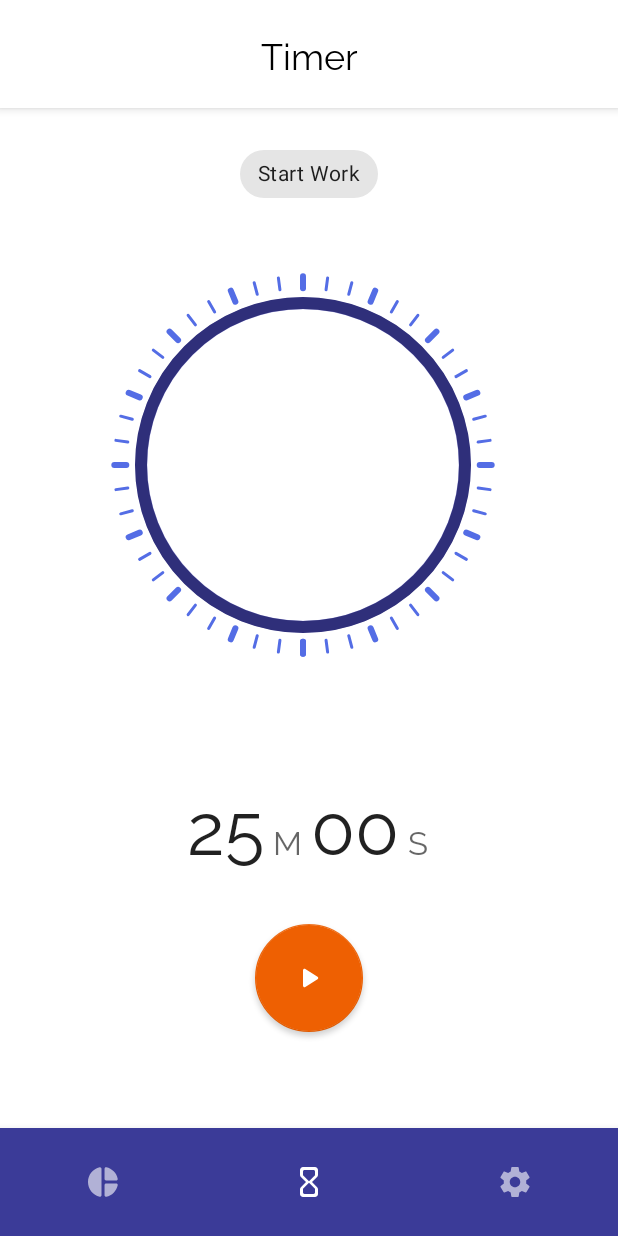
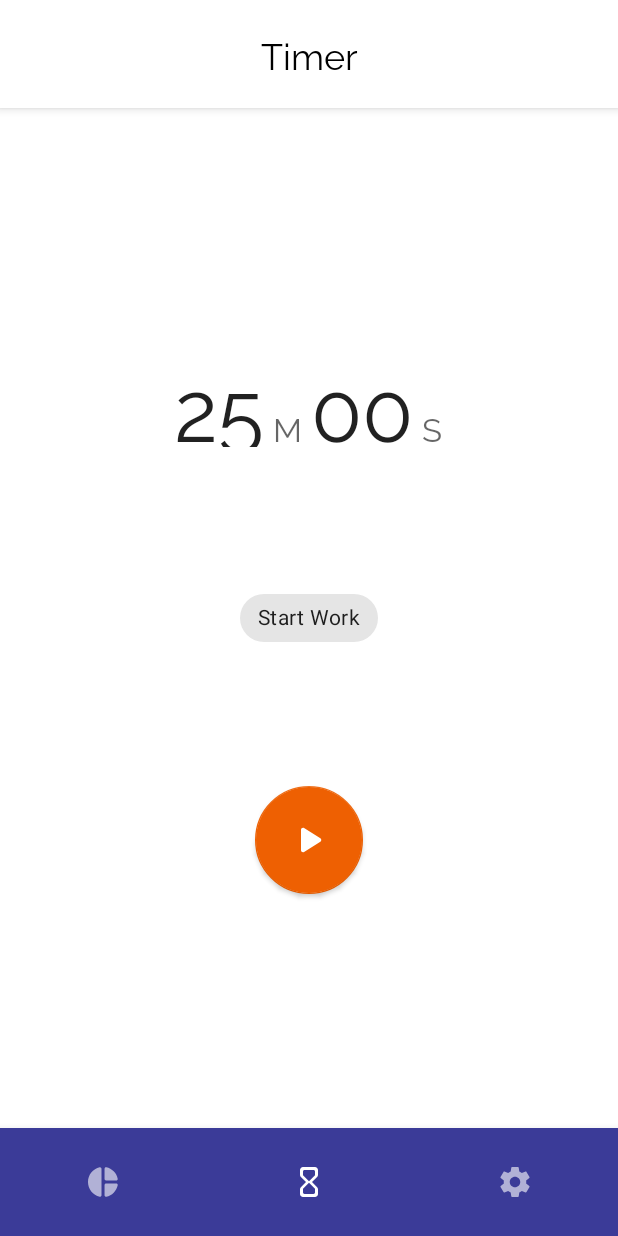
Before and after one commit to aruke/Tatsu, an Android app: the TimerFragment screen opened directly, with no data from a screen before it, on a phone screen of 412 x 824 dp. Run offline under Robolectric (Android 15) with nearby library versions, the phone set to English and light mode, and no system bars; our stand-ins replace Room's generated code, Timber, data binding, navigation-ui; Roboto replaces fonts that are not available here.

Commit message:
Updated timer screen
- Remove analog timer
- Increase digital timer font size
- Make fab icon bigger

```diff
--- a/app/src/main/java/org/rionlabs/tatsu/ui/screen/main/timer/TimerFragment.kt
+++ b/app/src/main/java/org/rionlabs/tatsu/ui/screen/main/timer/TimerFragment.kt
@@ -7,6 +7,7 @@ import android.view.View
 import android.view.ViewGroup
 import android.view.animation.Animation
 import android.view.animation.AnimationUtils
+import android.widget.ImageView
 import androidx.appcompat.app.AlertDialog
 import androidx.fragment.app.Fragment
 import androidx.lifecycle.Observer
@@ -29,7 +30,10 @@ class TimerFragment : Fragment() {
         container: ViewGroup?,
         savedInstanceState: Bundle?
     ): View? {
-        binding = FragmentTimerBinding.inflate(inflater, container, false)
+        binding = FragmentTimerBinding.inflate(inflater, container, false).apply {
+            // Need to set to make FAB icon larger
+            actionButton.scaleType = ImageView.ScaleType.CENTER
+        }
         blinkAnimation = AnimationUtils.loadAnimation(context, R.anim.blink)
         return binding.root
     }
@@ -40,7 +44,6 @@ class TimerFragment : Fragment() {
             it?.let { timer ->
                 binding.apply {
                     digitalTimer.setTimer(timer)
-                    analogTimer.setTimer(timer)
                 }
             }
         })
--- a/app/src/main/res/drawable/ic_pause.xml
+++ b/app/src/main/res/drawable/ic_pause.xml
@@ -1,6 +1,6 @@
 <vector xmlns:android="http://schemas.android.com/apk/res/android"
-    android:width="24dp"
-    android:height="24dp"
+    android:width="32dp"
+    android:height="32dp"
     android:viewportWidth="24.0"
     android:viewportHeight="24.0">
     <path
--- a/app/src/main/res/drawable/ic_play.xml
+++ b/app/src/main/res/drawable/ic_play.xml
@@ -1,6 +1,6 @@
 <vector xmlns:android="http://schemas.android.com/apk/res/android"
-    android:width="24dp"
-    android:height="24dp"
+    android:width="32dp"
+    android:height="32dp"
     android:viewportWidth="24.0"
     android:viewportHeight="24.0">
     <path
--- a/app/src/main/res/layout/fragment_timer.xml
+++ b/app/src/main/res/layout/fragment_timer.xml
@@ -11,8 +11,7 @@
         android:paddingStart="32dp"
         android:paddingEnd="32dp">
 
-        <!-- Vertical Guidelines -->
-
+        <!-- Vertical Guideline -->
         <androidx.constraintlayout.widget.Guideline
             android:id="@+id/guideline_vertical_middle"
             android:layout_width="0dp"
@@ -20,6 +19,7 @@
             android:orientation="vertical"
             app:layout_constraintGuide_percent=".5" />
 
+        <!-- Top Guideline (10%) -->
         <androidx.constraintlayout.widget.Guideline
             android:id="@+id/guideline_horizontal_10"
             android:layout_width="0dp"
@@ -27,53 +27,29 @@
             android:orientation="horizontal"
             app:layout_constraintGuide_percent=".1" />
 
+        <!-- Digits Section -->
+        <org.rionlabs.tatsu.ui.view.DigitalTimerView
+            android:id="@+id/digitalTimer"
+            android:layout_width="wrap_content"
+            android:layout_height="wrap_content"
+            app:layout_constraintBottom_toTopOf="@id/timerTypeChip"
+            app:layout_constraintEnd_toEndOf="parent"
+            app:layout_constraintStart_toStartOf="parent"
+            app:layout_constraintTop_toBottomOf="@id/guideline_horizontal_10"
+            app:layout_constraintVertical_chainStyle="spread" />
+
         <!-- Timer Type Chip -->
         <com.google.android.material.chip.Chip
             android:id="@+id/timerTypeChip"
             android:layout_width="wrap_content"
             android:layout_height="wrap_content"
             android:clickable="false"
-            app:layout_constraintBottom_toTopOf="@id/guideline_horizontal_10"
-            app:layout_constraintEnd_toEndOf="parent"
-            app:layout_constraintStart_toStartOf="parent" />
-
-        <!-- Image Section -->
-
-        <org.rionlabs.tatsu.ui.view.AnalogTimerView
-            android:id="@+id/analogTimer"
-            android:layout_width="0dp"
-            android:layout_height="0dp"
-            android:padding="16dp"
-            app:layout_constraintBottom_toTopOf="@id/guideline_horizontal_60"
+            app:layout_constraintBottom_toTopOf="@id/actionButton"
             app:layout_constraintEnd_toEndOf="parent"
             app:layout_constraintStart_toStartOf="parent"
-            app:layout_constraintTop_toBottomOf="@id/guideline_horizontal_10" />
+            app:layout_constraintTop_toBottomOf="@id/digitalTimer" />
 
-        <androidx.constraintlayout.widget.Guideline
-            android:id="@+id/guideline_horizontal_60"
-            android:layout_width="0dp"
-            android:layout_height="0dp"
-            android:orientation="horizontal"
-            app:layout_constraintGuide_percent="0.6" />
-
-        <!-- Digits Section -->
-
-        <org.rionlabs.tatsu.ui.view.DigitalTimerView
-            android:id="@+id/digitalTimer"
-            android:layout_width="0dp"
-            android:layout_height="0dp"
-            app:layout_constraintBottom_toTopOf="@id/guideline_horizontal_80"
-            app:layout_constraintEnd_toEndOf="parent"
-            app:layout_constraintStart_toStartOf="parent"
-            app:layout_constraintTop_toBottomOf="@id/guideline_horizontal_60" />
-
-        <androidx.constraintlayout.widget.Guideline
-            android:id="@+id/guideline_horizontal_80"
-            android:layout_width="0dp"
-            android:layout_height="0dp"
-            android:orientation="horizontal"
-            app:layout_constraintGuide_percent="0.8" />
-
+        <!-- Play/Pause Button -->
         <com.google.android.material.floatingactionbutton.FloatingActionButton
             android:id="@+id/actionButton"
             android:layout_width="wrap_content"
@@ -81,9 +57,18 @@
             android:src="@drawable/ic_timer"
             app:elevation="2dp"
             app:fabCustomSize="72dp"
+            app:layout_constraintBottom_toTopOf="@id/guideline_horizontal_90"
             app:layout_constraintEnd_toEndOf="parent"
             app:layout_constraintStart_toStartOf="parent"
-            app:layout_constraintTop_toBottomOf="@id/guideline_horizontal_80" />
+            app:layout_constraintTop_toBottomOf="@id/timerTypeChip" />
+
+        <!-- Top Guideline (90%) -->
+        <androidx.constraintlayout.widget.Guideline
+            android:id="@+id/guideline_horizontal_90"
+            android:layout_width="0dp"
+            android:layout_height="0dp"
+            android:orientation="horizontal"
+            app:layout_constraintGuide_percent="0.9" />
 
     </androidx.constraintlayout.widget.ConstraintLayout>
 </layout>
--- a/app/src/main/res/values/styles.xml
+++ b/app/src/main/res/values/styles.xml
@@ -58,7 +58,7 @@
         <item name="android:layout_height">0dp</item>
         <item name="android:layout_margin">2dp</item>
         <item name="android:singleLine">true</item>
-        <item name="android:textSize">48sp</item>
+        <item name="android:textSize">56sp</item>
         <item name="android:gravity">center_vertical</item>
         <item name="android:fontFamily">@font/source_code_pro</item>
         <item name="fontFamily">@font/source_code_pro</item>
```
